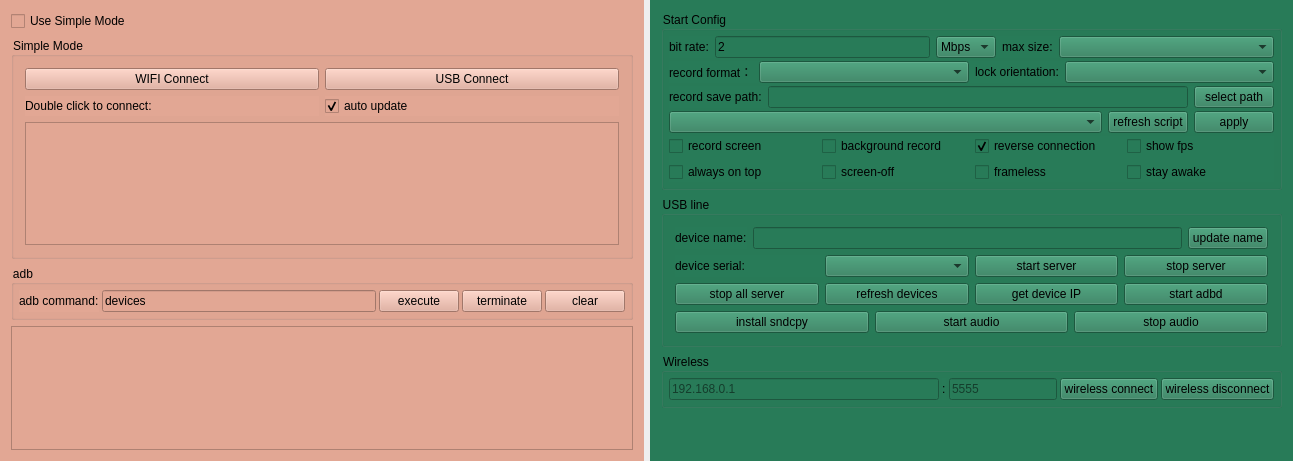
Above: QtScrcpy/ui/dialog.ui from dreamlvxx/scrcpy-pro before the change. Below: the same form after it.
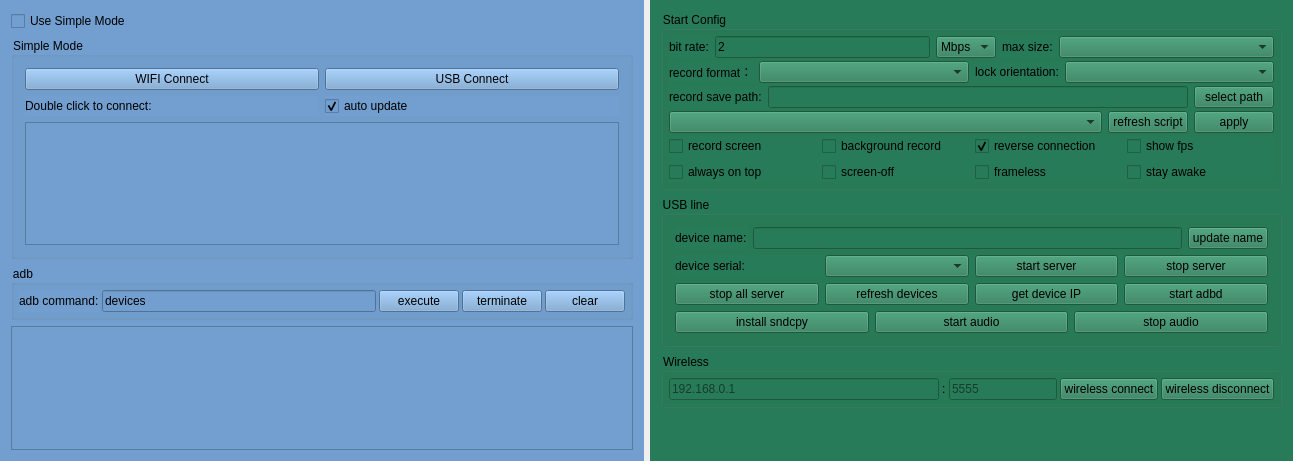
That is the form after the change.

```diff
--- a/QtScrcpy/ui/dialog.ui
+++ b/QtScrcpy/ui/dialog.ui
@@ -35,7 +35,7 @@
       </sizepolicy>
      </property>
      <property name="styleSheet">
-      <string notr="true">background-color: rgb(226, 167, 148);</string>
+      <string notr="true">background-color: rgb(114, 159, 207);</string>
      </property>
      <layout class="QVBoxLayout" name="verticalLayout_5">
       <item>
```
